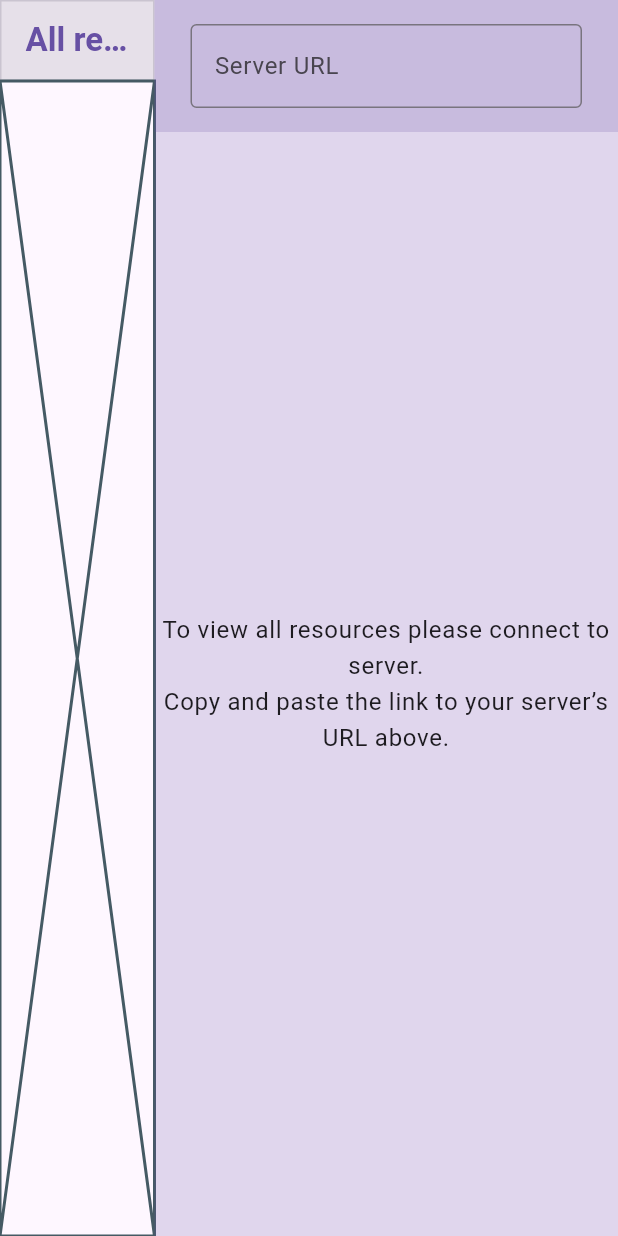
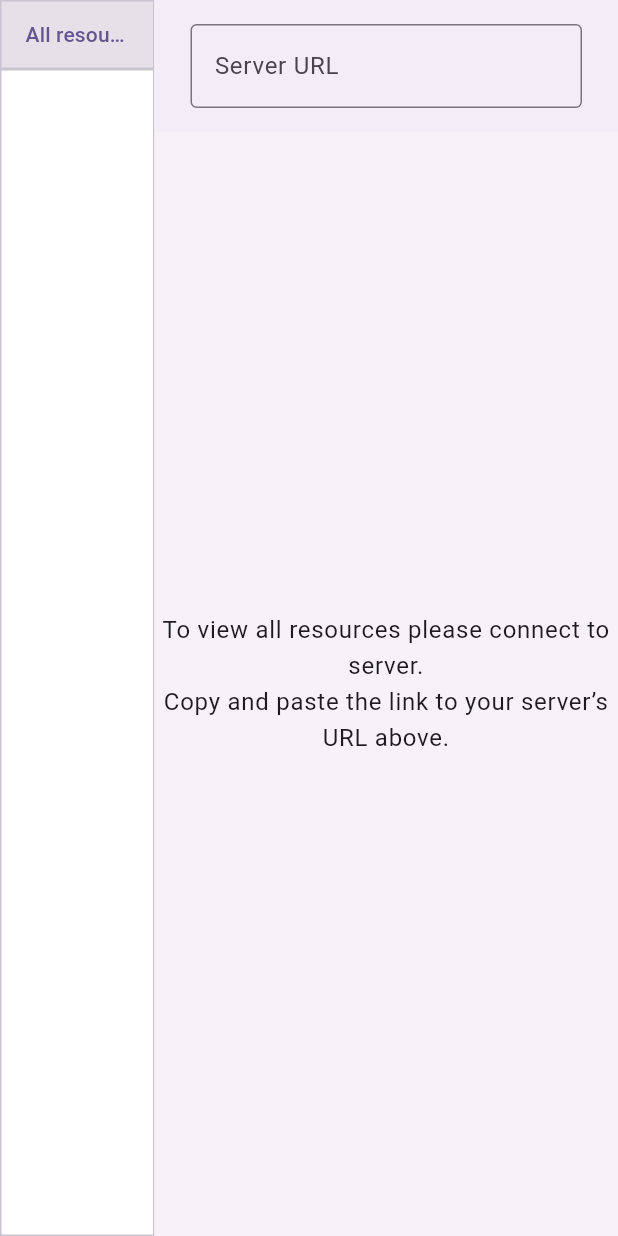
Before and after one commit to evoleen/fire_scribe, a Flutter app: the screen it shows after launch, on a phone screen of 412 x 824 dp. Run offline on Flutter 3.47's test engine with Material 3 defaults, Android fonts, the phone set to English and light mode, and no system bars; our stand-ins replace built_collection, flutter_bloc, flutter_native_splash, freezed_annotation, get_it, go_router and 4 more; missing offline and left inert: talker_bloc_logger; statements that could not run were skipped.

Commit message:
Upgrade ColorScheme and TextStyles

```diff
--- a/lib/dashboard/dashboard_entity_list.dart
+++ b/lib/dashboard/dashboard_entity_list.dart
@@ -4,9 +4,7 @@ import 'package:flutter/material.dart';
 class DashboardEntityList extends StatelessWidget {
   @override
   Widget build(BuildContext context) {
-    return ColoredBox(
-      color: Theme.of(context).colorScheme.surface,
-      child: Column(
+    return Column(
       children: [
         Container(
           width: double.infinity,
@@ -23,17 +21,23 @@ class DashboardEntityList extends StatelessWidget {
           child: Text(
             S.of(context).allResources,
             overflow: TextOverflow.ellipsis,
-              style: Theme.of(context).textTheme.titleLarge?.copyWith(
+            style: Theme.of(context).textTheme.labelLarge?.copyWith(
                   color: Theme.of(context).colorScheme.primary,
-                    fontWeight: FontWeight.w600,
                 ),
           ),
         ),
         Expanded(
-            child: Placeholder(),
+          child: Container(
+            width: double.infinity,
+            decoration: BoxDecoration(
+              color: Theme.of(context).colorScheme.surfaceContainerLowest,
+              border: Border.all(
+                color: Theme.of(context).colorScheme.outlineVariant,
+              ),
+            ),
+          ),
         ),
       ],
-      ),
     );
   }
 }
--- a/lib/dashboard/dashboard_page.dart
+++ b/lib/dashboard/dashboard_page.dart
@@ -17,7 +17,7 @@ class DashboardPage extends StatelessWidget {
         Expanded(
           flex: 3,
           child: ColoredBox(
-            color: Theme.of(context).colorScheme.primary.withOpacity(0.2),
+            color: Theme.of(context).colorScheme.surfaceContainerLow,
             child: Column(
               children: [
                 ServerUrlForm(),
--- a/lib/dashboard/server_url_form.dart
+++ b/lib/dashboard/server_url_form.dart
@@ -24,12 +24,13 @@ class _ServerUrlFormState extends State<ServerUrlForm> {
         vertical: 16,
         horizontal: 24,
       ),
-      color: Theme.of(context).colorScheme.primary.withOpacity(0.2),
+      color: Theme.of(context).colorScheme.surfaceContainer,
       child: TextField(
         controller: textController,
         decoration: InputDecoration(
           hintText: S.of(context).introduceServerUrl,
           labelText: S.of(context).serverUrl,
+          hintStyle: Theme.of(context).textTheme.bodyLarge,
           border: OutlineInputBorder(
             borderRadius: BorderRadius.circular(4),
             borderSide: BorderSide(
--- a/pubspec.yaml
+++ b/pubspec.yaml
@@ -22,6 +22,7 @@ dependencies:
   flutter_native_splash: 2.3.7
   freezed_annotation: 2.4.4
   get_it: 7.7.0
+  google_fonts: 6.2.1
   go_router: 14.2.3
   intl: 0.19.0
   path: 1.9.0
```
Also changed, not shown: lib/app_theme.dart (+47 -1 lines), pubspec.lock. Lines whose indentation alone changed are shown as unchanged.
